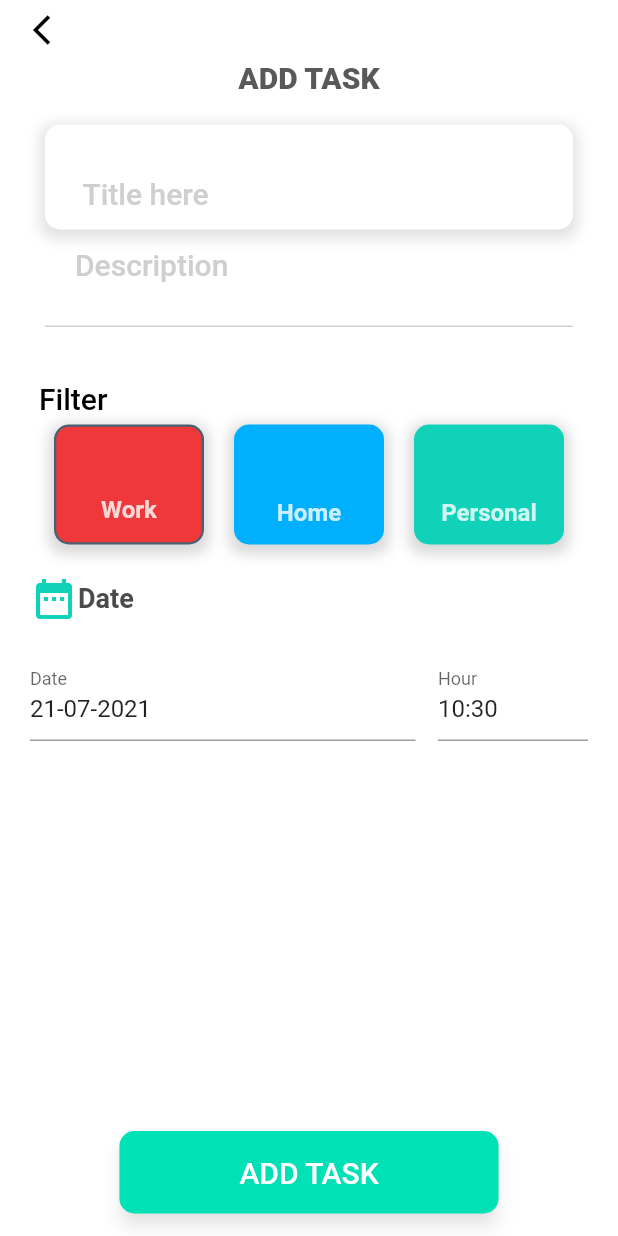
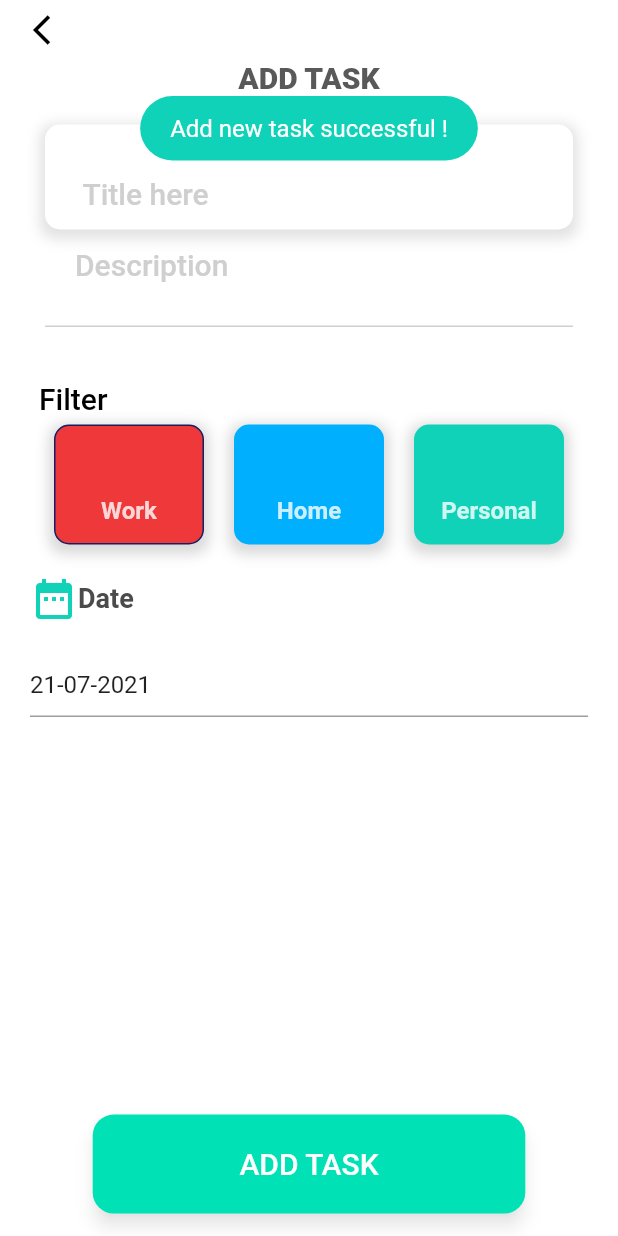
Before and after one commit to ThuyenPV/Todo-List, a Flutter app: the NewTaskPage screen opened directly, after a tap on "ADD TASK", on a phone screen of 412 x 824 dp. Run offline on Flutter 3.47's test engine with Material 2 defaults, Android fonts, the phone set to English and light mode, and no system bars; drawn by our look-alikes of date_time_picker; our stand-ins replace date_picker_timeline, equatable, flutter_bloc, fluttertoast, get_it, moor; generated files the repository leaves out were written again.

```diff
--- a/lib/blocs/fetch_tasks/manage_tasks_bloc.dart
+++ b/lib/blocs/fetch_tasks/manage_tasks_bloc.dart
@@ -1,7 +1,7 @@
 import 'package:todo_list/blocs/fetch_tasks/manage_tasks_state.dart';
-import 'package:todo_list/data/models/user.dart';
+import 'package:todo_list/data/models/daily_task.dart';
 import 'package:todo_list/di/injection.dart';
-import 'package:todo_list/repositories/user_repository.dart';
+import 'package:todo_list/repositories/task_repository.dart';
 
 import '../blocs.dart';
 
@@ -18,9 +18,14 @@ class ManageTaskBloc extends BaseBloc with SingleBlocMixin {
   void insertLocalTask(DailyTask task) {
     single(
       () => _userRepository.insertTaskToLocal(task),
-      onSuccess: (data) {
-        return InsertLocalTaskSuccessState(isSuccess: true);
-      },
+      onSuccess: (_) => InsertLocalTaskSuccessState(),
+    );
+  }
+
+  void updateLocalTask(DailyTask task) {
+    single(
+      () => _userRepository.updateTask(task),
+      onSuccess: (_) => UpdateLocalTaskSuccessState(),
     );
   }
 }
--- a/lib/blocs/fetch_tasks/manage_tasks_state.dart
+++ b/lib/blocs/fetch_tasks/manage_tasks_state.dart
@@ -1,5 +1,5 @@
 import '../blocs.dart';
-import 'package:todo_list/data/models/user.dart';
+import 'package:todo_list/data/models/daily_task.dart';
 
 class SearchTaskSuccessState extends BaseState {
   final List<DailyTask> tasks;
@@ -26,12 +26,11 @@ class GetLocalTasksSuccessState extends BaseState {
 }
 
 class InsertLocalTaskSuccessState extends BaseState {
-  final bool isSuccess;
+  @override
+  List<Object?> get props => [DateTime.now().microsecondsSinceEpoch];
+}
 
-  InsertLocalTaskSuccessState({
-    this.isSuccess = false,
-  });
-
+class UpdateLocalTaskSuccessState extends BaseState {
   @override
-  List<Object?> get props => [isSuccess];
+  List<Object?> get props => [DateTime.now().microsecondsSinceEpoch];
 }
--- a/lib/data/models/user.dart
+++ b/lib/data/models/daily_task.dart
@@ -6,14 +6,16 @@ class DailyTask extends Equatable {
   final String title;
   final String description;
   final int taskType; //0: Work, 1: Home, 2: Personal
-  final DateTime completionDate;
+  final DateTime dayOfTask;
+  bool isComplete;
 
   DailyTask({
     this.id,
     required this.title,
     required this.description,
     required this.taskType,
-    required this.completionDate,
+    required this.dayOfTask,
+    this.isComplete = false,
   });
 
   factory DailyTask.fromLocal(LocalTask task) {
@@ -22,11 +24,21 @@ class DailyTask extends Equatable {
       title: task.title,
       description: task.description,
       taskType: task.taskType,
-      completionDate: task.completionDate,
+      dayOfTask: task.dayOfTask,
+      isComplete: task.isComplete,
     );
   }
 
-  bool get isComplete => completionDate.isBefore(DateTime.now());
+  factory DailyTask.copy(DailyTask task) {
+    return DailyTask(
+      id: task.id,
+      title: task.title,
+      description: task.description,
+      taskType: task.taskType,
+      dayOfTask: task.dayOfTask,
+      isComplete: task.isComplete,
+    );
+  }
 
   @override
   List<Object?> get props => [id, title, description];
--- a/lib/data/source/local/database/daos/task_dao.dart
+++ b/lib/data/source/local/database/daos/task_dao.dart
@@ -1,5 +1,5 @@
 import 'package:moor/moor.dart';
-import 'package:todo_list/data/models/user.dart';
+import 'package:todo_list/data/models/daily_task.dart';
 import 'package:todo_list/data/source/local/database/entities/task_local_entity.dart';
 import 'package:todo_list/data/source/local/database/local_database.dart';
 
@@ -14,10 +14,23 @@ class TaskDao extends DatabaseAccessor<LocalDatabase> with _$TaskDaoMixin {
       title: task.title,
       description: task.description,
       taskType: task.taskType,
-      completionDate: task.completionDate,
+      dayOfTask: task.dayOfTask,
+      isComplete: task.isComplete,
     );
     return into(taskLocalEntities).insertOnConflictUpdate(taskEntity);
   }
 
+  Future updateTask(DailyTask task) {
+    final taskEntity = TaskLocalEntitiesCompanion(
+      title: Value(task.title),
+      description: Value(task.description),
+      taskType: Value(task.taskType),
+      dayOfTask: Value(task.dayOfTask),
+      isComplete: Value(task.isComplete),
+    );
+
+    return update(taskLocalEntities).replace(taskEntity);
+  }
+
   Future<List<DailyTask>> get allTasks => select(taskLocalEntities).map((e) => DailyTask.fromLocal(e)).get();
 }
--- a/lib/data/source/local/database/entities/task_local_entity.dart
+++ b/lib/data/source/local/database/entities/task_local_entity.dart
@@ -10,7 +10,9 @@ class TaskLocalEntities extends Table {
 
   IntColumn get taskType => integer().named('taskType')();
 
-  DateTimeColumn get completionDate => dateTime().named('completionDate')();
+  DateTimeColumn get dayOfTask => dateTime().named('dayOfTask')();
+
+  BoolColumn get isComplete => boolean().named('isComplete')();
 
   @override
   String get tableName => "DailyTaskDB";
--- a/lib/data/source/local/database/local_database.dart
+++ b/lib/data/source/local/database/local_database.dart
@@ -14,7 +14,7 @@ class LocalDatabase extends _$LocalDatabase {
   LocalDatabase() : super(_openConnection());
 
   @override
-  int get schemaVersion => 1;
+  int get schemaVersion => 2;
 
   Future<void> clear() {
     return transaction(() async {
--- a/lib/data/source/local/datasources/local_user_datasource.dart
+++ b/lib/data/source/local/datasources/local_user_datasource.dart
@@ -1,5 +1,5 @@
 import 'package:todo_list/di/injection.dart';
-import 'package:todo_list/data/models/user.dart';
+import 'package:todo_list/data/models/daily_task.dart';
 import 'package:todo_list/data/source/local/database/local_database.dart';
 
 abstract class TaskLocalDataSource {
@@ -8,6 +8,8 @@ abstract class TaskLocalDataSource {
   Future saveAllTasks(List<DailyTask> tasks);
 
   Future insertTask(DailyTask task);
+
+  Future updateTask(DailyTask task);
 }
 
 class TaskLocalDataSourceImpl implements TaskLocalDataSource {
@@ -32,4 +34,9 @@ class TaskLocalDataSourceImpl implements TaskLocalDataSource {
   Future insertTask(DailyTask task) {
     return _localDatabase.taskDao.insertTask(task);
   }
+
+  @override
+  Future updateTask(DailyTask task) {
+    return _localDatabase.taskDao.updateTask(task);
+  }
 }
--- a/lib/pages/application/application.dart
+++ b/lib/pages/application/application.dart
@@ -1,7 +1,7 @@
 import 'package:flutter/material.dart';
 import 'package:flutter/services.dart';
 import 'package:todo_list/core/resources/app_colors.dart';
-import 'package:todo_list/pages/home/home_task.dart';
+import 'package:todo_list/pages/home/home_task_page.dart';
 
 class Application extends StatelessWidget {
   @override
@@ -19,7 +19,7 @@ class Application extends StatelessWidget {
         primarySwatch: AppColors.blue,
         visualDensity: VisualDensity.adaptivePlatformDensity,
       ),
-      home: HomePage(),
+      home: HomeTaskPage(),
     );
   }
 }
--- a/lib/pages/task/new_task_page.dart
+++ b/lib/pages/task/new_task_page.dart
@@ -1,9 +1,12 @@
 import 'package:flutter/material.dart';
+import 'package:flutter_bloc/flutter_bloc.dart';
+import 'package:fluttertoast/fluttertoast.dart';
+import 'package:todo_list/blocs/blocs.dart';
 import 'package:todo_list/blocs/fetch_tasks/manage_tasks_bloc.dart';
+import 'package:todo_list/blocs/fetch_tasks/manage_tasks_state.dart';
 import 'package:todo_list/core/resources/app_colors.dart';
-import 'package:todo_list/data/models/user.dart';
+import 'package:todo_list/data/models/daily_task.dart';
 import 'package:todo_list/di/injection.dart';
-
 import 'widgets/add_new_task.dart';
 import 'widgets/task_and_date_selection.dart';
 
@@ -69,35 +72,72 @@ class _NewTaskPageState extends State<NewTaskPage> {
   Align _buildAddTaskButton() {
     return Align(
       alignment: Alignment.bottomCenter,
-      child: TextButton(
+      child: BlocBuilder(
+        bloc: _manageTaskBloc,
+        builder: (BuildContext context, BaseState state) {
+          if (state is ErrorState) {
+            Fluttertoast.showToast(
+                msg: state.exception.message,
+                toastLength: Toast.LENGTH_SHORT,
+                gravity: ToastGravity.CENTER,
+                backgroundColor: Colors.red,
+                textColor: Colors.white,
+                fontSize: 16.0);
+          }
+          return TextButton(
             onPressed: () {
               final _dailyTask = DailyTask(
                 title: _title,
                 taskType: _taskTypeIndex,
-            completionDate: DateTime.parse(_dateCompletion),
+                dayOfTask: DateTime.parse(_dateCompletion),
                 description: _description,
               );
               _manageTaskBloc.insertLocalTask(_dailyTask);
             },
             style: TextButton.styleFrom(
+              fixedSize: Size(
+                MediaQuery.of(context).size.width * 0.7,
+                MediaQuery.of(context).size.height * 0.08,
+              ),
               elevation: 5,
               shape: RoundedRectangleBorder(
-            borderRadius: BorderRadius.circular(10.0),
+                borderRadius: BorderRadius.circular(14.0),
               ),
               shadowColor: Colors.grey.withOpacity(0.3),
-          padding: const EdgeInsets.symmetric(vertical: 16, horizontal: 80),
               backgroundColor: const Color(0xff00e1b5),
             ),
-        child: const Text(
+            child: _buildWidgetDependOnState(state),
+          );
+        },
+      ),
+    );
+  }
+
+  Widget _buildWidgetDependOnState(BaseState state) {
+    const _defaultText = Text(
       'ADD TASK',
       style: TextStyle(
         color: Colors.white,
         fontSize: 20,
         fontWeight: FontWeight.w500,
       ),
-        ),
-      ),
     );
+    switch (state.runtimeType) {
+      case InProgressState:
+        return const Center(child: CircularProgressIndicator(color: Colors.white, strokeWidth: 4));
+      case InsertLocalTaskSuccessState:
+        Fluttertoast.showToast(
+            msg: 'Add new task successful !',
+            toastLength: Toast.LENGTH_SHORT,
+            gravity: ToastGravity.TOP,
+            backgroundColor: const Color(0xff10d2b8),
+            textColor: Colors.white,
+            fontSize: 16.0);
+        break;
+      default:
+        return _defaultText;
+    }
+    return _defaultText;
   }
 
   PreferredSize _buildAppBar(BuildContext context) {
--- a/lib/pages/task/widgets/task_and_date_selection.dart
+++ b/lib/pages/task/widgets/task_and_date_selection.dart
@@ -53,7 +53,7 @@ class TaskTypeSelection extends StatefulWidget {
   _TaskTypeSelectionState createState() => _TaskTypeSelectionState();
 }
 
-class _TaskTypeSelectionState extends State<TaskTypeSelection> {
+class _TaskTypeSelectionState extends State<TaskTypeSelection> with TickerProviderStateMixin {
   late ValueNotifier<int> _taskIndexNotifier;
   final List<String> _taskTypes = ['Work', 'Home', 'Personal'];
   final List<Color> _taskTypeColors = [
@@ -114,8 +114,7 @@ class _TaskTypeSelectionState extends State<TaskTypeSelection> {
             decoration: BoxDecoration(
               borderRadius: BorderRadius.circular(10.0),
               border: Border.all(
-                color: taskIndex == index ? const Color(0xff476072) : Colors.transparent,
-                width: taskIndex == index ? 1.5 : 0,
+                color: taskIndex == index ? const Color(0xff141E61) : Colors.transparent,
               ),
               color: _taskTypeColors[index],
               boxShadow: [taskItemShadow],
@@ -170,17 +169,17 @@ class DateSelection extends StatelessWidget {
               ),
             ),
             Padding(
-              padding: const EdgeInsets.only(right: 20, left: 20, top: 20),
+              padding: const EdgeInsets.only(right: 20, left: 20, top: 4),
               child: DateTimePicker(
-                type: DateTimePickerType.dateTimeSeparate,
+                type: DateTimePickerType.date,
                 dateMask: 'dd-MM-yyyy',
                 initialValue: DateTime.now().toString(),
                 firstDate: DateTime(2000),
                 lastDate: DateTime(2100),
                 icon: null,
-                dateLabelText: 'Date',
+                dateLabelText: '',
                 timeLabelText: 'Hour',
-                selectableDayPredicate: (date) => date.weekday == 6 || date.weekday == 7,
+                selectableDayPredicate: (date) => date.weekday == 6 || date.weekday == 7 ? false : true,
                 onChanged: onDateTimeChanged,
               ),
             ),
--- a/lib/repositories/user_repository.dart
+++ b/lib/repositories/task_repository.dart
@@ -1,5 +1,5 @@
 import 'package:todo_list/di/injection.dart';
-import 'package:todo_list/data/models/user.dart';
+import 'package:todo_list/data/models/daily_task.dart';
 import 'package:todo_list/repositories/repositories.dart';
 import 'package:todo_list/data/source/local/datasources/local_user_datasource.dart';
 
@@ -7,20 +7,27 @@ abstract class TaskRepository extends BaseRepository {
   Future<List<DailyTask>> getAllTasksFromLocal();
 
   Future insertTaskToLocal(DailyTask task);
+
+  Future updateTask(DailyTask task);
 }
 
 class TaskRepositoryImpl extends TaskRepository {
-  final TaskLocalDataSource _userLocalDataSource;
+  final TaskLocalDataSource _taskLocalDataSource;
 
-  TaskRepositoryImpl() : _userLocalDataSource = getIt<TaskLocalDataSource>();
+  TaskRepositoryImpl() : _taskLocalDataSource = getIt<TaskLocalDataSource>();
 
   @override
   Future<List<DailyTask>> getAllTasksFromLocal() {
-    return _userLocalDataSource.getAllTasks();
+    return _taskLocalDataSource.getAllTasks();
   }
 
   @override
   Future insertTaskToLocal(DailyTask task) {
-    return _userLocalDataSource.insertTask(task);
+    return _taskLocalDataSource.insertTask(task);
+  }
+
+  @override
+  Future updateTask(DailyTask task) {
+    return _taskLocalDataSource.updateTask(task);
   }
 }
```
Also changed, not shown: lib/pages/home/home_task_page.dart (renamed from lib/pages/home/home_task.dart, +14 -14 lines), lib/pages/home/widgets/task_item.dart (added, +163 -0 lines), lib/pages/home/widgets/task_of_weeks.dart (+12 -153 lines), lib/data/source/local/database/local_database.g.dart, lib/di/injection.config.dart, 1 other file. Lines whose indentation alone changed are shown as unchanged.
